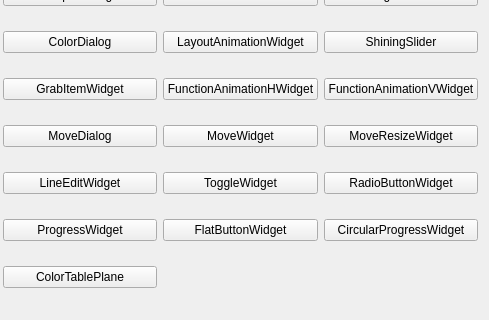
The window that mainwindow.ui (Greedysky/TTKWidgetTools) describes before a commit, drawn with Qt 5; both pictures show x 174 to 663 and y 93 to 413 of the 663 by 413 pixel window.
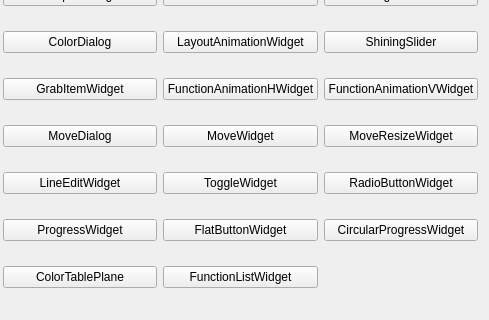
The same window after the commit.

Commit message: Add function list widget[648554]

```diff
--- a/mainwindow.ui
+++ b/mainwindow.ui
@@ -225,6 +225,13 @@
       </property>
      </widget>
     </item>
+    <item row="7" column="2">
+     <widget class="QPushButton" name="pushButton_30">
+      <property name="text">
+       <string>FunctionListWidget</string>
+      </property>
+     </widget>
+    </item>
    </layout>
   </widget>
  </widget>
```
The commit also changes 27 other files.
